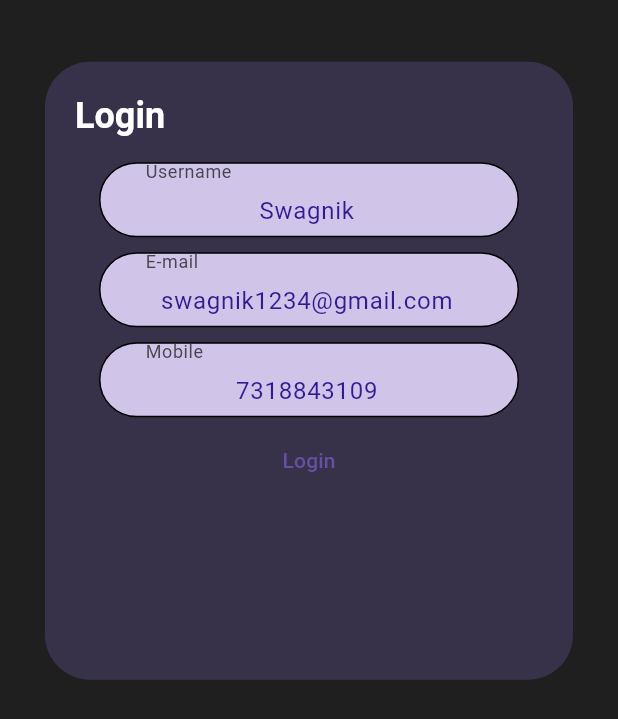
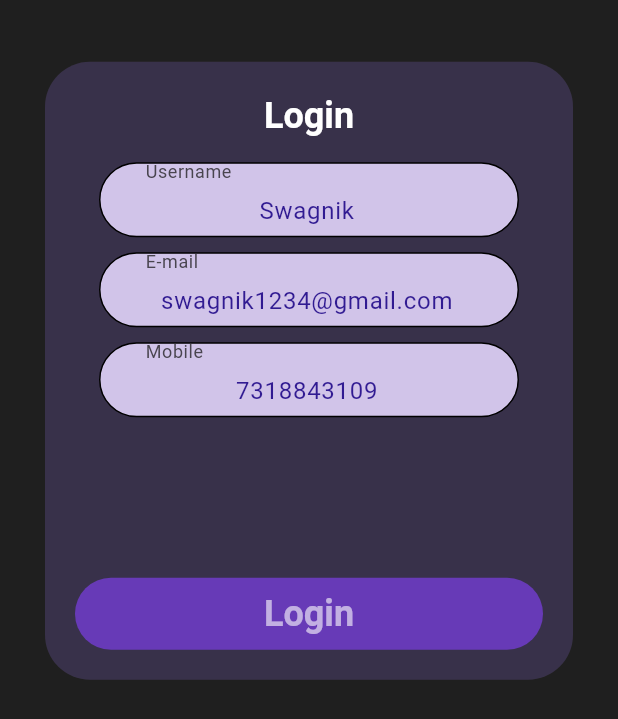
Before and after one commit to Swagnik02/VibeForge, a Flutter app: the LoginScreen screen opened directly, on a phone screen of 412 x 824 dp. Shown: the top 719 px of the screen. Run offline on Flutter 3.47's test engine with Material 3 defaults, Android fonts, the phone set to English and light mode, and no system bars; our stand-ins replace get, just_audio, lottie, rxdart; missing offline and left inert: ncs_io; network calls fail.

Commit message:
login dcreen ui

```diff
--- a/lib/screens/Auth/login_screen.dart
+++ b/lib/screens/Auth/login_screen.dart
@@ -34,10 +34,12 @@ class LoginScreen extends StatelessWidget {
                         color: Colors.deepPurple.shade800.withOpacity(0.2),
                       ),
                       child: Column(
+                        mainAxisAlignment: MainAxisAlignment.spaceBetween,
                         children: [
                           Column(
                             children: [
                               Row(
+                                mainAxisAlignment: MainAxisAlignment.center,
                                 children: [
                                   Text(
                                     'Login',
@@ -47,19 +49,15 @@ class LoginScreen extends StatelessWidget {
                                 ],
                               ),
                               const SizedBox(height: 10),
-                            ],
-                          ),
-                          Column(
-                            children: [
-                              _custTextField(
+                              _CustTextField(
                                 fieldController: controller.usernameController,
                                 labelText: 'Username',
                               ),
-                              _custTextField(
+                              _CustTextField(
                                 fieldController: controller.emailController,
                                 labelText: 'E-mail',
                               ),
-                              _custTextField(
+                              _CustTextField(
                                 fieldController: controller.mobileController,
                                 labelText: 'Mobile',
                               ),
@@ -69,7 +67,17 @@ class LoginScreen extends StatelessWidget {
                             children: [
                               Expanded(
                                   child: TextButton(
-                                child: Text('Login'),
+                                style: ButtonStyle(
+                                  backgroundColor: MaterialStateProperty.all(
+                                    Colors.deepPurple.shade500,
+                                  ),
+                                ),
+                                child: Text(
+                                  'Login',
+                                  style: Get.textTheme.headlineSmall!.copyWith(
+                                      color: Colors.white60,
+                                      fontWeight: FontWeight.bold),
+                                ),
                                 onPressed: () => controller.login(),
                               ))
                             ],
@@ -88,10 +96,10 @@ class LoginScreen extends StatelessWidget {
   }
 }
 
-class _custTextField extends StatelessWidget {
+class _CustTextField extends StatelessWidget {
   final TextEditingController fieldController;
   final String labelText;
-  const _custTextField({
+  const _CustTextField({
     super.key,
     required this.fieldController,
     required this.labelText,
```
